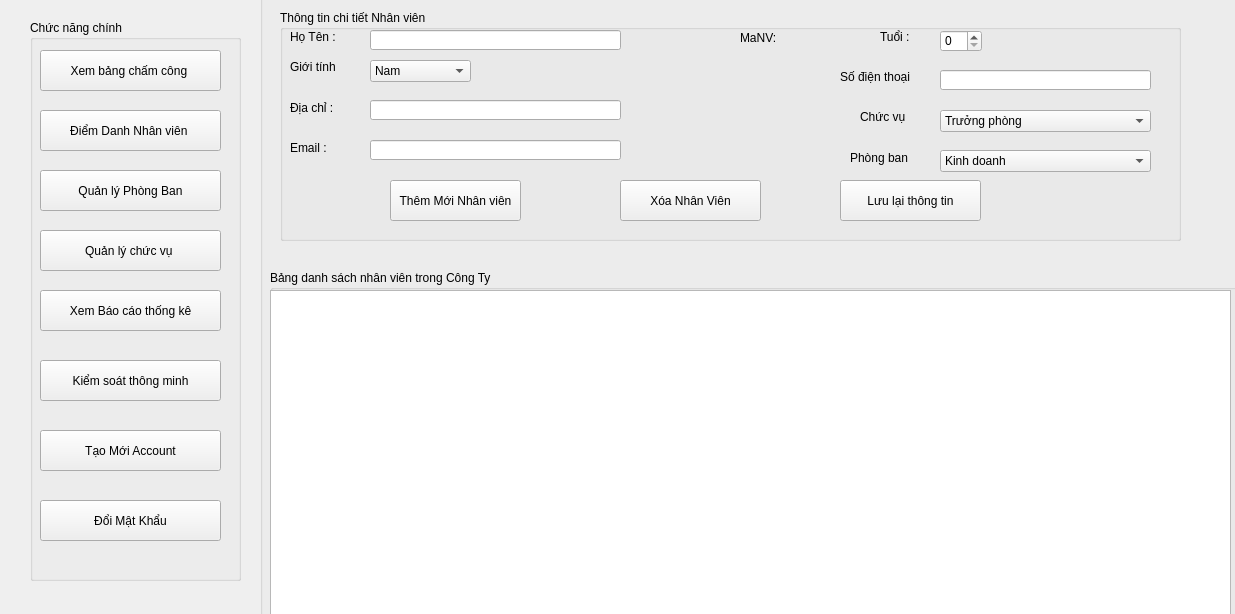
Before: the Qt Designer form Controler/Gui/ChinhSuaThongTin.ui in NguyenCuong1411060036/DoAnTotNghiep, drawn with Qt 5.
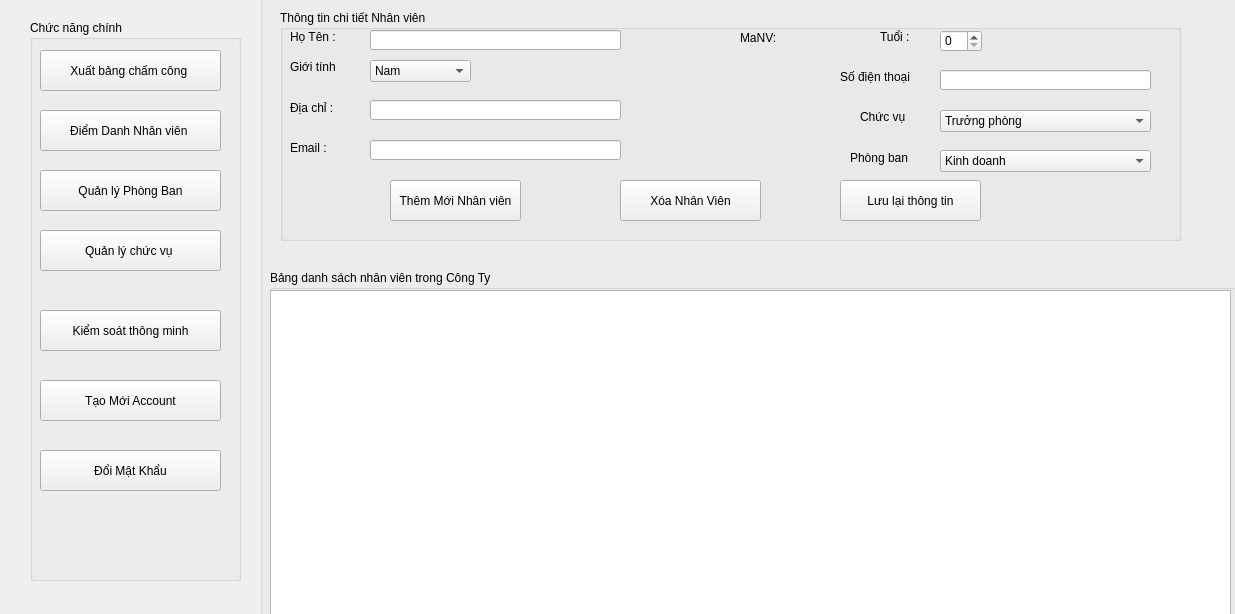
After: the same form once the commit is applied.

```diff
--- a/Controler/Gui/ChinhSuaThongTin.ui
+++ b/Controler/Gui/ChinhSuaThongTin.ui
@@ -397,7 +397,7 @@
      </rect>
     </property>
     <property name="text">
-     <string>Xem bảng chấm công </string>
+     <string>Xuất bảng chấm công </string>
     </property>
    </widget>
    <widget class="QPushButton" name="btnDiemDanh">
@@ -430,7 +430,7 @@
     <property name="geometry">
      <rect>
       <x>10</x>
-      <y>340</y>
+      <y>290</y>
       <width>181</width>
       <height>41</height>
      </rect>
@@ -443,7 +443,7 @@
     <property name="geometry">
      <rect>
       <x>10</x>
-      <y>410</y>
+      <y>360</y>
       <width>181</width>
       <height>41</height>
      </rect>
@@ -456,7 +456,7 @@
     <property name="geometry">
      <rect>
       <x>10</x>
-      <y>480</y>
+      <y>430</y>
       <width>181</width>
       <height>41</height>
      </rect>
@@ -478,19 +478,6 @@
      <string>Quản lý Phòng Ban</string>
     </property>
    </widget>
-   <widget class="QPushButton" name="pushButton_8">
-    <property name="geometry">
-     <rect>
-      <x>10</x>
-      <y>270</y>
-      <width>181</width>
-      <height>41</height>
-     </rect>
-    </property>
-    <property name="text">
-     <string>Xem Báo cáo thống kê</string>
-    </property>
-   </widget>
   </widget>
  </widget>
  <tabstops>
```
Left out of the diff: 4 changed lines with no effect on the pictures.
